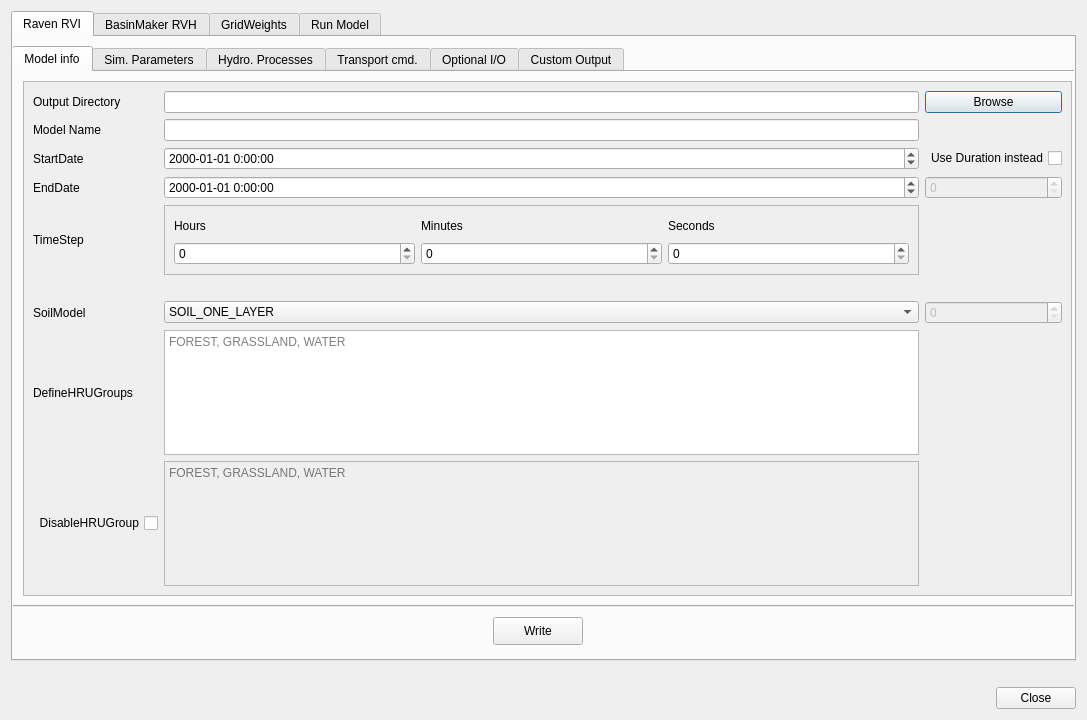
This is qraven/qraven_dialog_base.ui in Scriptbash/QRaven as Qt 5 draws it before an edit. The edited form follows.
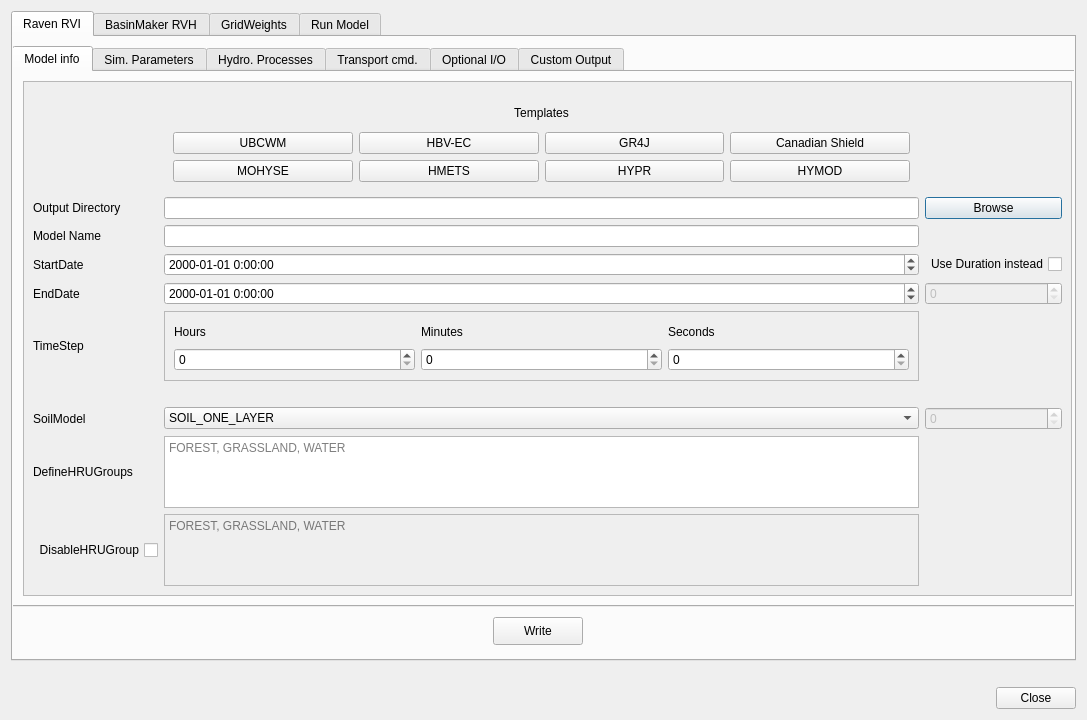
This is the edited form. Custom widgets are drawn as their Qt base class.

Commit message: Add hydro models templates in GUI

```diff
--- a/qraven/qraven_dialog_base.ui
+++ b/qraven/qraven_dialog_base.ui
@@ -70,30 +70,23 @@
             <property name="geometry">
              <rect>
               <x>0</x>
-              <y>0</y>
-              <width>1047</width>
-              <height>509</height>
+              <y>-34</y>
+              <width>1034</width>
+              <height>546</height>
              </rect>
             </property>
             <layout class="QGridLayout" name="gridLayout_12">
-             <item row="1" column="1">
-              <widget class="QLineEdit" name="txt_modname"/>
-             </item>
              <item row="3" column="1">
-              <widget class="QDateTimeEdit" name="date_enddate">
-               <property name="displayFormat">
-                <string>yyyy-MM-dd h:mm:ss</string>
-               </property>
-              </widget>
-             </item>
-             <item row="0" column="2">
-              <widget class="QPushButton" name="btn_outputdir">
-               <property name="text">
-                <string>Browse</string>
-               </property>
-              </widget>
+              <widget class="QLineEdit" name="txt_modname"/>
              </item>
              <item row="5" column="1">
+              <widget class="QDateTimeEdit" name="date_enddate">
+               <property name="displayFormat">
+                <string>yyyy-MM-dd h:mm:ss</string>
+               </property>
+              </widget>
+             </item>
+             <item row="7" column="1">
               <spacer name="horizontalSpacer_6">
                <property name="orientation">
                 <enum>Qt::Horizontal</enum>
@@ -106,7 +99,7 @@
                </property>
               </spacer>
              </item>
-             <item row="6" column="1">
+             <item row="8" column="1">
               <widget class="QComboBox" name="combo_soilmod">
                <item>
                 <property name="text">
@@ -125,7 +118,17 @@
                </item>
               </widget>
              </item>
-             <item row="8" column="1">
+             <item row="5" column="2">
+              <widget class="QSpinBox" name="spin_duration">
+               <property name="enabled">
+                <bool>false</bool>
+               </property>
+               <property name="maximum">
+                <number>999999999</number>
+               </property>
+              </widget>
+             </item>
+             <item row="10" column="1">
               <widget class="QTextEdit" name="txt_disablehru">
                <property name="enabled">
                 <bool>false</bool>
@@ -135,7 +138,7 @@
                </property>
               </widget>
              </item>
-             <item row="8" column="0">
+             <item row="10" column="0">
               <widget class="QCheckBox" name="chk_disablehru">
                <property name="layoutDirection">
                 <enum>Qt::RightToLeft</enum>
@@ -145,17 +148,14 @@
                </property>
               </widget>
              </item>
-             <item row="0" column="1">
-              <widget class="QLineEdit" name="txt_outputdir"/>
-             </item>
-             <item row="3" column="0">
+             <item row="5" column="0">
               <widget class="QLabel" name="lbl_enddate">
                <property name="text">
                 <string>EndDate</string>
                </property>
               </widget>
              </item>
-             <item row="4" column="1">
+             <item row="6" column="1">
               <widget class="QFrame" name="frame_3">
                <property name="minimumSize">
                 <size>
@@ -218,89 +218,173 @@
                </layout>
               </widget>
              </item>
-             <item row="0" column="0">
+             <item row="2" column="0">
               <widget class="QLabel" name="label_37">
                <property name="text">
                 <string>Output Directory</string>
                </property>
               </widget>
              </item>
-             <item row="6" column="0">
+             <item row="8" column="0">
               <widget class="QLabel" name="lbl_soilmod">
                <property name="text">
                 <string>SoilModel</string>
                </property>
               </widget>
              </item>
-             <item row="3" column="2">
-              <widget class="QSpinBox" name="spin_duration">
-               <property name="enabled">
-                <bool>false</bool>
+             <item row="2" column="2">
+              <widget class="QPushButton" name="btn_outputdir">
+               <property name="text">
+                <string>Browse</string>
                </property>
-               <property name="maximum">
-                <number>999999999</number>
+              </widget>
+             </item>
+             <item row="1" column="1">
+              <widget class="QFrame" name="frame_4">
+               <property name="minimumSize">
+                <size>
+                 <width>0</width>
+                 <height>100</height>
+                </size>
                </property>
+               <property name="frameShape">
+                <enum>QFrame::NoFrame</enum>
+               </property>
+               <property name="frameShadow">
+                <enum>QFrame::Plain</enum>
+               </property>
+               <layout class="QGridLayout" name="gridLayout_14">
+                <item row="3" column="0">
+                 <widget class="QPushButton" name="btn_load_mohyse">
+                  <property name="text">
+                   <string>MOHYSE</string>
+                  </property>
+                 </widget>
+                </item>
+                <item row="2" column="1">
+                 <widget class="QPushButton" name="btn_load_hbvec">
+                  <property name="text">
+                   <string>HBV-EC</string>
+                  </property>
+                 </widget>
+                </item>
+                <item row="3" column="3">
+                 <widget class="QPushButton" name="btn_load_hymod">
+                  <property name="text">
+                   <string>HYMOD</string>
+                  </property>
+                 </widget>
+                </item>
+                <item row="2" column="2">
+                 <widget class="QPushButton" name="btn_load_gr4j">
+                  <property name="text">
+                   <string>GR4J</string>
+                  </property>
+                 </widget>
+                </item>
+                <item row="3" column="2">
+                 <widget class="QPushButton" name="btn_load_hypr">
+                  <property name="text">
+                   <string>HYPR</string>
+                  </property>
+                 </widget>
+                </item>
+                <item row="2" column="0">
+                 <widget class="QPushButton" name="btn_load_ubcwm">
+                  <property name="text">
+                   <string>UBCWM</string>
+                  </property>
+                 </widget>
+                </item>
+                <item row="2" column="3">
+                 <widget class="QPushButton" name="btn_load_canadianshield">
+                  <property name="text">
+                   <string>Canadian Shield</string>
+                  </property>
+                 </widget>
+                </item>
+                <item row="3" column="1">
+                 <widget class="QPushButton" name="btn_load_hmets">
+                  <property name="text">
+                   <string>HMETS</string>
+                  </property>
+                 </widget>
+                </item>
+                <item row="1" column="0" colspan="4">
+                 <widget class="QLabel" name="label_93">
+                  <property name="text">
+                   <string>Templates</string>
+                  </property>
+                  <property name="alignment">
+                   <set>Qt::AlignCenter</set>
+                  </property>
+                 </widget>
+                </item>
+               </layout>
               </widget>
              </item>
-             <item row="2" column="1">
+             <item row="4" column="1">
               <widget class="QDateTimeEdit" name="date_startdate">
                <property name="displayFormat">
                 <string>yyyy-MM-dd h:mm:ss</string>
                </property>
               </widget>
              </item>
-             <item row="4" column="0">
+             <item row="6" column="0">
               <widget class="QLabel" name="lbl_timestep">
                <property name="text">
                 <string>TimeStep</string>
                </property>
               </widget>
              </item>
-             <item row="7" column="1">
+             <item row="9" column="1">
               <widget class="QTextEdit" name="txt_defhru">
                <property name="placeholderText">
                 <string>FOREST, GRASSLAND, WATER</string>
                </property>
               </widget>
              </item>
-             <item row="7" column="0">
+             <item row="9" column="0">
               <widget class="QLabel" name="lbl_defhru">
                <property name="text">
                 <string>DefineHRUGroups</string>
                </property>
               </widget>
              </item>
-             <item row="6" column="2">
+             <item row="8" column="2">
               <widget class="QSpinBox" name="spin_soilmod">
                <property name="enabled">
                 <bool>false</bool>
                </property>
               </widget>
              </item>
-             <item row="2" column="2">
-              <widget class="QCheckBox" name="chk_duration">
-               <property name="layoutDirection">
-                <enum>Qt::RightToLeft</enum>
-               </property>
-               <property name="text">
-                <string>Use Duration instead</string>
-               </property>
-              </widget>
-             </item>
-             <item row="1" column="0">
+             <item row="3" column="0">
               <widget class="QLabel" name="lbl_modname">
                <property name="text">
                 <string>Model Name</string>
                </property>
               </widget>
              </item>
-             <item row="2" column="0">
+             <item row="4" column="0">
               <widget class="QLabel" name="lbl_startdate">
                <property name="text">
                 <string>StartDate</string>
                </property>
               </widget>
              </item>
+             <item row="2" column="1">
+              <widget class="QLineEdit" name="txt_outputdir"/>
+             </item>
+             <item row="4" column="2">
+              <widget class="QCheckBox" name="chk_duration">
+               <property name="layoutDirection">
+                <enum>Qt::RightToLeft</enum>
+               </property>
+               <property name="text">
+                <string>Use Duration instead</string>
+               </property>
+              </widget>
+             </item>
             </layout>
            </widget>
           </widget>
```
Left out of the diff: 24 changed lines with no effect on the pictures.
